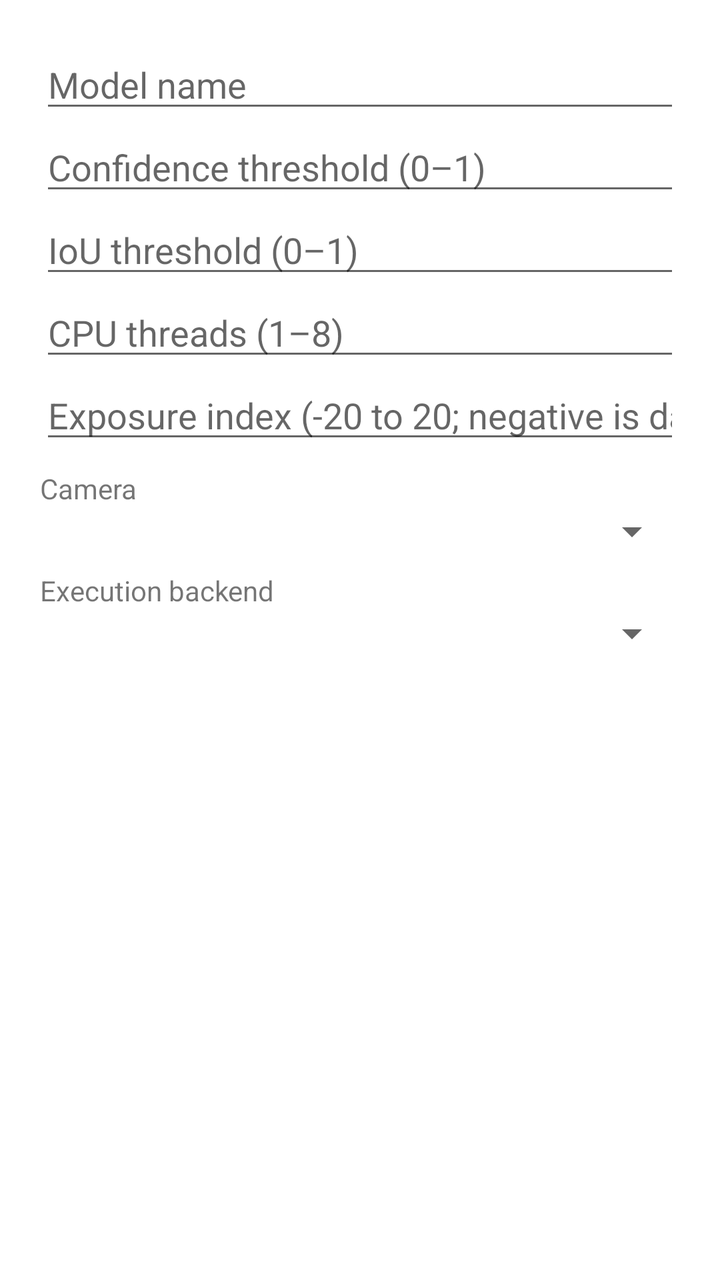
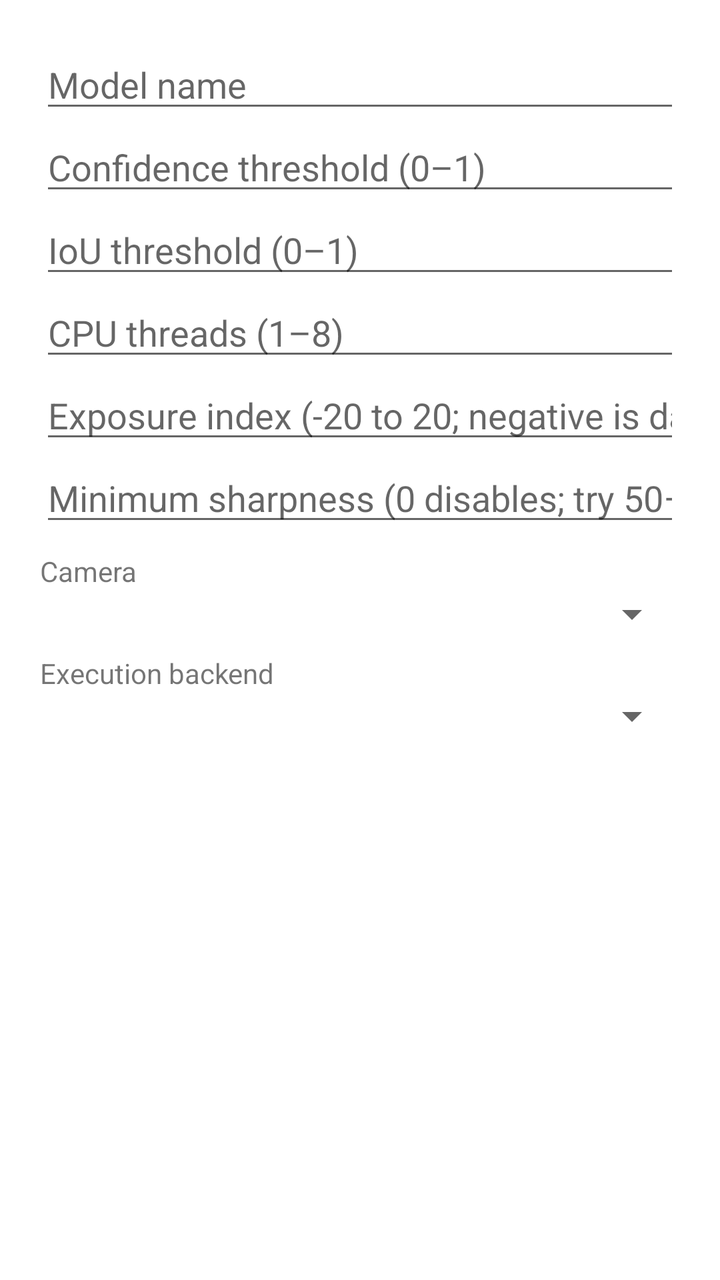

Two renders of the same Android screen: before a commit and after it. Below are the layout's source before the change and the commit's diff.
<!-- AndroidManifest.xml: application theme Theme.YoloFaceAndroid -->
<!-- res/layout/dialog_model_settings.xml -->
<?xml version="1.0" encoding="utf-8"?>
<LinearLayout xmlns:android="http://schemas.android.com/apk/res/android"
    android:layout_width="match_parent"
    android:layout_height="wrap_content"
    android:orientation="vertical"
    android:padding="20dp">

    <EditText android:id="@+id/modelNameInput" android:layout_width="match_parent" android:layout_height="wrap_content" android:hint="@string/model_name" android:inputType="text" />
    <EditText android:id="@+id/confidenceInput" android:layout_width="match_parent" android:layout_height="wrap_content" android:hint="@string/confidence_threshold" android:inputType="numberDecimal" />
    <EditText android:id="@+id/iouInput" android:layout_width="match_parent" android:layout_height="wrap_content" android:hint="@string/iou_threshold" android:inputType="numberDecimal" />
    <EditText android:id="@+id/threadsInput" android:layout_width="match_parent" android:layout_height="wrap_content" android:hint="@string/cpu_threads" android:inputType="number" />
    <EditText android:id="@+id/exposureInput" android:layout_width="match_parent" android:layout_height="wrap_content" android:hint="@string/exposure_compensation" android:inputType="numberSigned" />

    <TextView android:layout_width="wrap_content" android:layout_height="wrap_content" android:layout_marginTop="8dp" android:text="@string/camera" />
    <Spinner android:id="@+id/cameraSpinner" android:layout_width="match_parent" android:layout_height="wrap_content" />

    <TextView android:layout_width="wrap_content" android:layout_height="wrap_content" android:layout_marginTop="8dp" android:text="@string/execution_backend" />
    <Spinner android:id="@+id/backendSpinner" android:layout_width="match_parent" android:layout_height="wrap_content" />
</LinearLayout>
<!-- resources referenced by this layout -->
<resources>
  <string name="camera">Camera</string>
  <string name="confidence_threshold">Confidence threshold (0–1)</string>
  <string name="cpu_threads">CPU threads (1–8)</string>
  <string name="execution_backend">Execution backend</string>
  <string name="exposure_compensation">Exposure index (-20 to 20; negative is darker)</string>
  <string name="iou_threshold">IoU threshold (0–1)</string>
  <string name="model_name">Model name</string>
  <style name="Theme.YoloFaceAndroid" parent="Theme.MaterialComponents.DayNight.NoActionBar">
          <item name="colorPrimary">@color/purple_500</item>
          <item name="colorPrimaryVariant">@color/purple_700</item>
          <item name="colorOnPrimary">@color/white</item>
          <item name="colorSecondary">@color/teal_200</item>
          <item name="colorSecondaryVariant">@color/teal_700</item>
          <item name="colorOnSecondary">@color/black</item>
          <item name="android:statusBarColor">?attr/colorPrimaryVariant</item>
      </style>
  <color name="purple_500">#FF6200EE</color>
  <color name="purple_700">#FF3700B3</color>
  <color name="white">#FFFFFFFF</color>
  <color name="teal_200">#FF03DAC5</color>
  <color name="teal_700">#FF018786</color>
  <color name="black">#FF000000</color>
</resources>

<!-- the commit's change to res/layout/dialog_model_settings.xml (unified diff, before → after) -->
@@ -10,6 +10,7 @@
     <EditText android:id="@+id/iouInput" android:layout_width="match_parent" android:layout_height="wrap_content" android:hint="@string/iou_threshold" android:inputType="numberDecimal" />
     <EditText android:id="@+id/threadsInput" android:layout_width="match_parent" android:layout_height="wrap_content" android:hint="@string/cpu_threads" android:inputType="number" />
     <EditText android:id="@+id/exposureInput" android:layout_width="match_parent" android:layout_height="wrap_content" android:hint="@string/exposure_compensation" android:inputType="numberSigned" />
+    <EditText android:id="@+id/blurThresholdInput" android:layout_width="match_parent" android:layout_height="wrap_content" android:hint="@string/blur_threshold" android:inputType="numberDecimal" />
 
     <TextView android:layout_width="wrap_content" android:layout_height="wrap_content" android:layout_marginTop="8dp" android:text="@string/camera" />
     <Spinner android:id="@+id/cameraSpinner" android:layout_width="match_parent" android:layout_height="wrap_content" />
<!-- resource entries referenced after the edit -->
@@ -1,5 +1,6 @@
 <!-- resources referenced by this layout -->
 <resources>
+  <string name="blur_threshold">Minimum sharpness (0 disables; try 50–150)</string>
   <string name="camera">Camera</string>
   <string name="confidence_threshold">Confidence threshold (0–1)</string>
   <string name="cpu_threads">CPU threads (1–8)</string>
